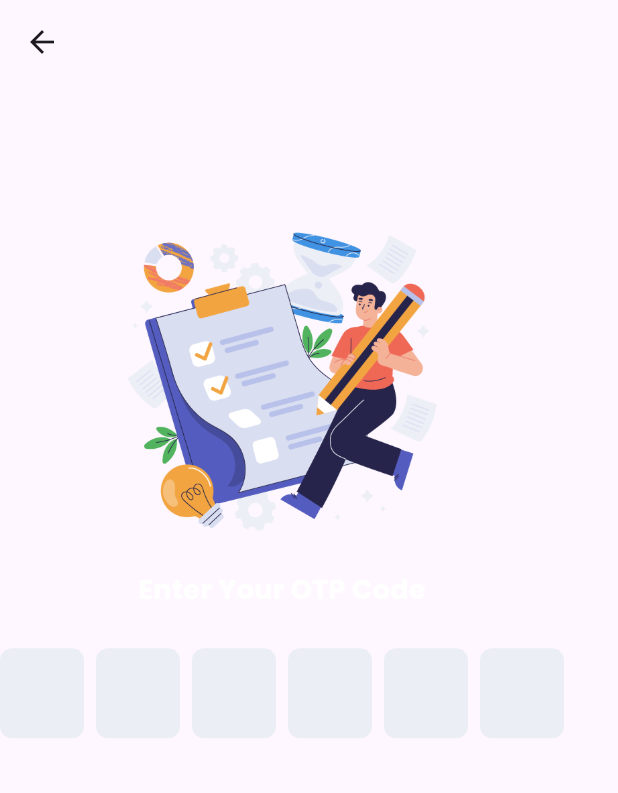
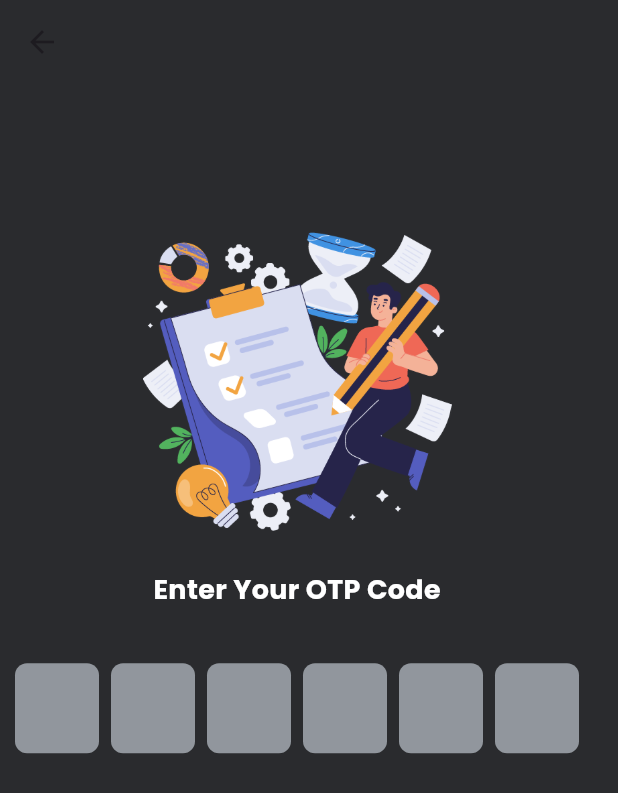
Before and after one commit to iHamza7/ToDo_Application, a Flutter app: the OtpPage screen opened directly, on a phone screen of 412 x 824 dp. Shown: the top 793 px of the screen. Run offline on Flutter 3.47's test engine with Material 2 defaults, Android fonts, the phone set to English and light mode, and no system bars; drawn by our look-alikes of pinput; our stand-ins replace country_picker, flutter_screenutil, flutter_vector_icons, google_fonts, hooks_riverpod, smooth_page_indicator.

Commit message:
lib changed

```diff
--- a/lib/features/authentication/pages/otp_page.dart
+++ b/lib/features/authentication/pages/otp_page.dart
@@ -12,6 +12,7 @@ class OtpPage extends StatelessWidget {
   @override
   Widget build(BuildContext context) {
     return Scaffold(
+      backgroundColor: AppConst.kBkDark,
       appBar: AppBar(backgroundColor: Colors.transparent),
       body: SafeArea(
           child: Column(
@@ -33,7 +34,9 @@ class OtpPage extends StatelessWidget {
           const SizedBox(
             height: 26,
           ),
-          Pinput(
+          Padding(
+            padding: const EdgeInsets.all(10.0),
+            child: Pinput(
               length: 6,
               onChanged: (value) {
                 if (value.length == 6) {}
@@ -41,6 +44,7 @@ class OtpPage extends StatelessWidget {
               onSubmitted: (value) {
                 if (value.length == 6) {}
               },
+            ),
           )
         ],
       )),
--- a/lib/main.dart
+++ b/lib/main.dart
@@ -1,8 +1,7 @@
 import 'package:flutter/material.dart';
 import 'package:flutter_screenutil/flutter_screenutil.dart';
 import 'package:hooks_riverpod/hooks_riverpod.dart';
-
-import 'features/todo/pages/homepage.dart';
+import 'package:sqflite_application/features/todo/pages/homepage.dart';
 
 void main() {
   runApp(const ProviderScope(child: MyApp()));
```
Also changed, not shown: lib/features/todo/pages/homepage.dart (+23 -1 lines). Lines whose indentation alone changed are shown as unchanged.
